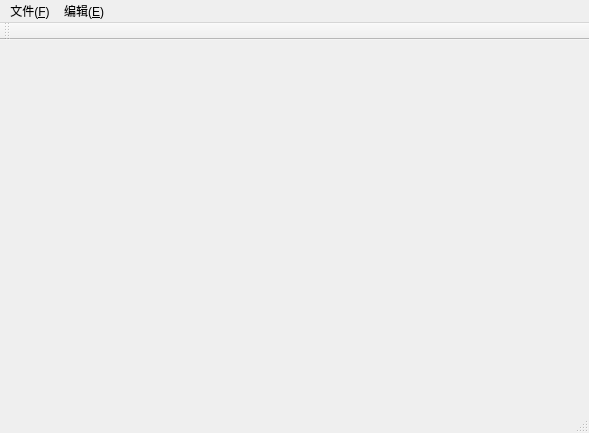
Qt form mainwindow.ui (DiscreteTom/MiniWord) before a commit.
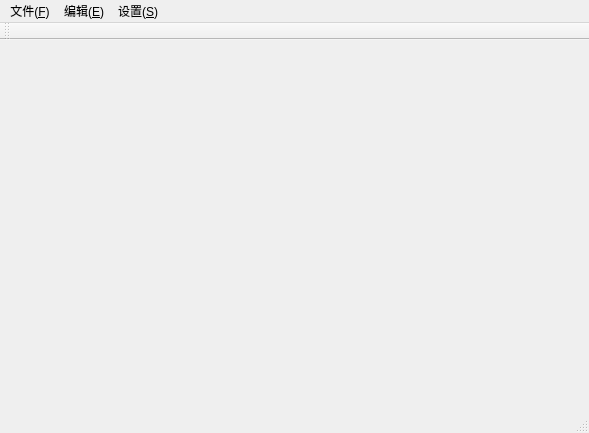
The same form after that commit.

Commit message: Data::del, undo, redo, Class settingdlg

```diff
--- a/mainwindow.ui
+++ b/mainwindow.ui
@@ -49,8 +49,16 @@
     <addaction name="action_FindNext"/>
     <addaction name="action_Replace"/>
    </widget>
+   <widget class="QMenu" name="menu_H">
+    <property name="title">
+     <string>设置(&amp;S)</string>
+    </property>
+    <addaction name="action_Setting"/>
+    <addaction name="action_Help"/>
+   </widget>
    <addaction name="menu_F"/>
    <addaction name="menu_E"/>
+   <addaction name="menu_H"/>
   </widget>
   <widget class="QToolBar" name="mainToolBar">
    <attribute name="toolBarArea">
```
Left out of the diff: 22 changed lines with no effect on the pictures. The commit also changes 9 other files.
